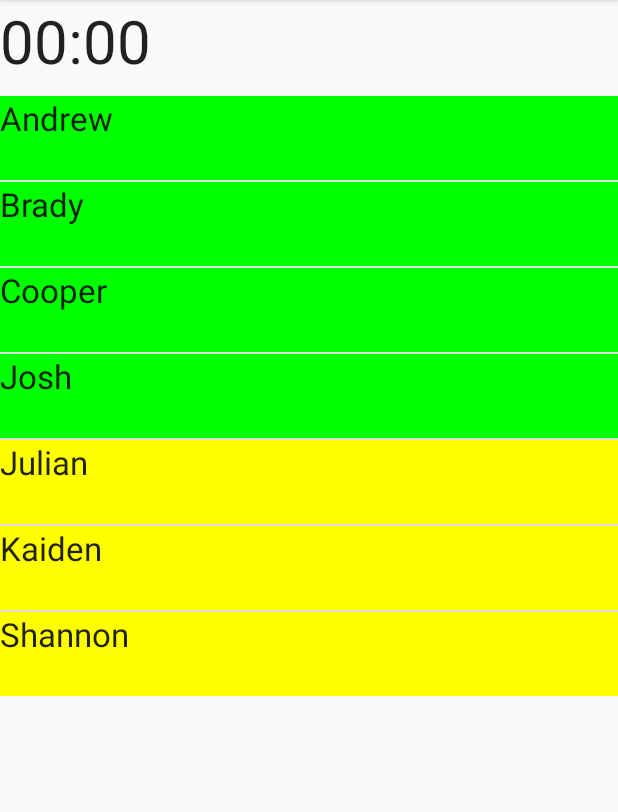
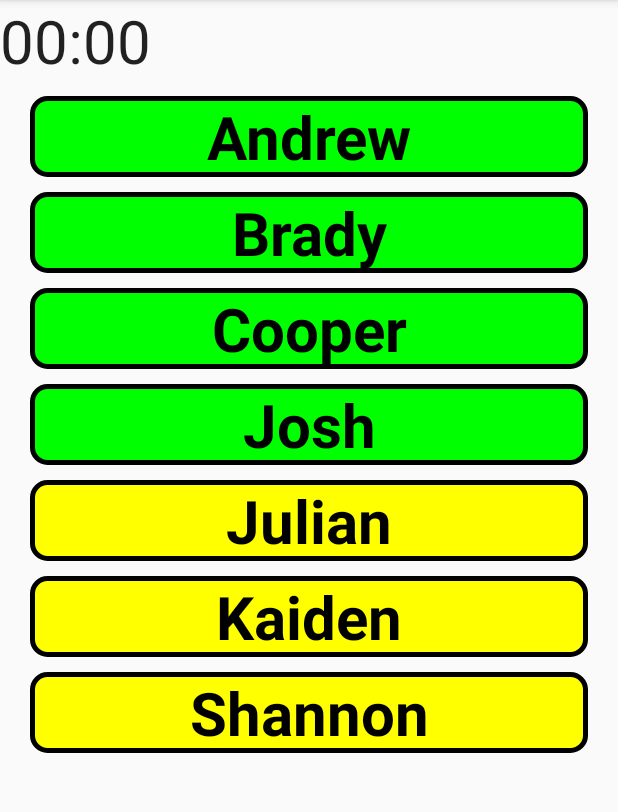
Before and after one commit to aardmark/footballmanager, an Android app: the screen it shows after launch (MainActivity), on a phone screen of 412 x 824 dp, the part 84-896 px from its top. Run offline under Robolectric (Android 15) with nearby library versions, the phone set to English and light mode, and no system bars.

Commit message:
styled players

```diff
--- a/app/src/main/java/au/net/mjktech/footballmanager/MainActivity.java
+++ b/app/src/main/java/au/net/mjktech/footballmanager/MainActivity.java
@@ -1,15 +1,12 @@
 package au.net.mjktech.footballmanager;
 
-import android.os.SystemClock;
+import android.os.Bundle;
 import android.support.v7.app.ActionBarActivity;
-import android.os.Bundle;
 import android.view.Menu;
 import android.view.MenuItem;
 import android.view.View;
 import android.widget.AdapterView;
-import android.widget.Chronometer;
 import android.widget.ListView;
-
 import java.util.ArrayList;
 import java.util.Collections;
 
@@ -29,7 +26,6 @@ public class MainActivity extends ActionBarActivity {
             squad = AssembleSquad();
         }
         else {
-            Stopwatch stopwatch = (Stopwatch) findViewById(R.id.stopwatch);
             squad = savedInstanceState.getParcelableArrayList(SQUAD);
         }
 
@@ -102,7 +98,7 @@ public class MainActivity extends ActionBarActivity {
     }
 
     private ArrayList<Player> AssembleSquad() {
-        ArrayList<Player> ret = new ArrayList<Player>();
+        ArrayList<Player> ret = new ArrayList<>();
         ret.add(new Player("Andrew"));
         ret.add(new Player("Brady"));
         ret.add(new Player("Cooper"));
--- a/app/src/main/java/au/net/mjktech/footballmanager/Player.java
+++ b/app/src/main/java/au/net/mjktech/footballmanager/Player.java
@@ -2,6 +2,7 @@ package au.net.mjktech.footballmanager;
 
 import android.os.Parcel;
 import android.os.Parcelable;
+import android.support.annotation.NonNull;
 
 public class Player implements Comparable<Player>, Parcelable {
     private String firstName;
@@ -58,7 +59,7 @@ public class Player implements Comparable<Player>, Parcelable {
     }
 
     @Override
-    public int compareTo(Player that) {
+    public int compareTo(@NonNull Player that) {
         if (this.isAvailable() && that.isAvailable()) {
             return 0;
         }
@@ -84,6 +85,7 @@ public class Player implements Comparable<Player>, Parcelable {
         public Player createFromParcel(Parcel parcel) {
             return new Player(parcel);
         }
+
         public Player[] newArray(int size) {
             return new Player[size];
         }
--- a/app/src/main/java/au/net/mjktech/footballmanager/PlayerArrayAdapter.java
+++ b/app/src/main/java/au/net/mjktech/footballmanager/PlayerArrayAdapter.java
@@ -24,6 +24,7 @@ public class PlayerArrayAdapter extends ArrayAdapter<Player> {
     public View getView(int position, View convertView, ViewGroup parent) {
         Player player = players.get(position);
         View rowView = convertView;
+
         if (rowView == null)
         {
             LayoutInflater inflater = (LayoutInflater) context.getSystemService(Context.LAYOUT_INFLATER_SERVICE);
@@ -34,13 +35,12 @@ public class PlayerArrayAdapter extends ArrayAdapter<Player> {
         playerNameView.setText(player.getFirstName());
         if ((position < 4) && player.isAvailable())
         {
-            playerNameView.setBackgroundColor(Color.GREEN);
+            playerNameView.setBackgroundResource(R.drawable.player_playing_bg);
         }
         else
         {
-            playerNameView.setBackgroundColor(player.isAvailable() ? Color.YELLOW : Color.RED);
+            playerNameView.setBackgroundResource(player.isAvailable() ? R.drawable.player_waiting_bg : R.drawable.player_unavailable_bg);
         }
-
         return rowView;
     }
 
--- /dev/null
+++ b/app/src/main/res/drawable/player_playing_bg.xml
@@ -0,0 +1,9 @@
+<?xml version="1.0" encoding="utf-8"?>
+<shape xmlns:android="http://schemas.android.com/apk/res/android"
+    android:shape="rectangle">
+    <solid android:color="#00FF00" />
+    <stroke
+        android:width="3dp"
+        android:color="#000000" />
+    <corners android:radius="10dp" />
+</shape>
--- /dev/null
+++ b/app/src/main/res/drawable/player_unavailable_bg.xml
@@ -0,0 +1,9 @@
+<?xml version="1.0" encoding="utf-8"?>
+<shape xmlns:android="http://schemas.android.com/apk/res/android"
+    android:shape="rectangle">
+    <solid android:color="#FF6666" />
+    <stroke
+        android:width="3dp"
+        android:color="#000000" />
+    <corners android:radius="10dp" />
+</shape>
--- /dev/null
+++ b/app/src/main/res/drawable/player_waiting_bg.xml
@@ -0,0 +1,9 @@
+<?xml version="1.0" encoding="utf-8"?>
+<shape xmlns:android="http://schemas.android.com/apk/res/android"
+    android:shape="rectangle">
+    <solid android:color="#FFFF00" />
+    <stroke
+        android:width="3dp"
+        android:color="#000000" />
+    <corners android:radius="10dp" />
+</shape>
--- a/app/src/main/res/layout/activity_main.xml
+++ b/app/src/main/res/layout/activity_main.xml
@@ -1,6 +1,6 @@
 <LinearLayout xmlns:android="http://schemas.android.com/apk/res/android"
     xmlns:tools="http://schemas.android.com/tools"
-    android:layout_width="fill_parent"
+    android:layout_width="match_parent"
     android:layout_height="match_parent"
     android:orientation="vertical" >
 
@@ -24,6 +24,10 @@
         android:layout_width="match_parent"
         android:layout_height="wrap_content"
         android:id="@+id/listView"
+        android:divider="@android:color/transparent"
+        android:dividerHeight="10dp"
+        android:paddingLeft="20dp"
+        android:paddingRight="20dp"
         android:layout_marginTop="10dp" />
 
 </LinearLayout>
--- a/app/src/main/res/layout/player_row.xml
+++ b/app/src/main/res/layout/player_row.xml
@@ -1,6 +1,8 @@
 <TextView xmlns:android="http://schemas.android.com/apk/res/android"
     android:id="@+id/playerName"
-    android:layout_width="fill_parent"
-    android:layout_height="@dimen/abc_text_size_display_3_material"
-    android:text="Large Text"
-    android:textAppearance="?android:attr/textAppearanceLarge" />
+    android:layout_width="match_parent"
+    android:layout_height="wrap_content"
+    android:gravity="center_vertical|center_horizontal"
+    android:textSize="40sp"
+    android:textColor="#ff000000"
+    android:textStyle="bold" />
```
Also changed, not shown: app/src/main/java/au/net/mjktech/footballmanager/Stopwatch.java (+12 -18 lines).
